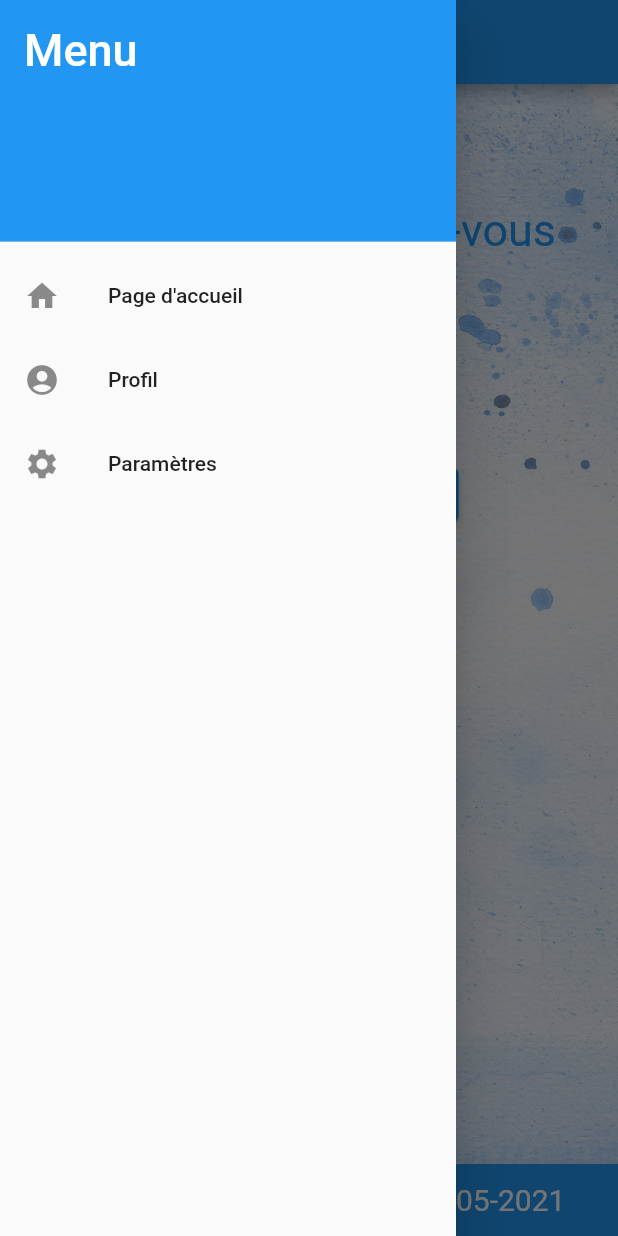
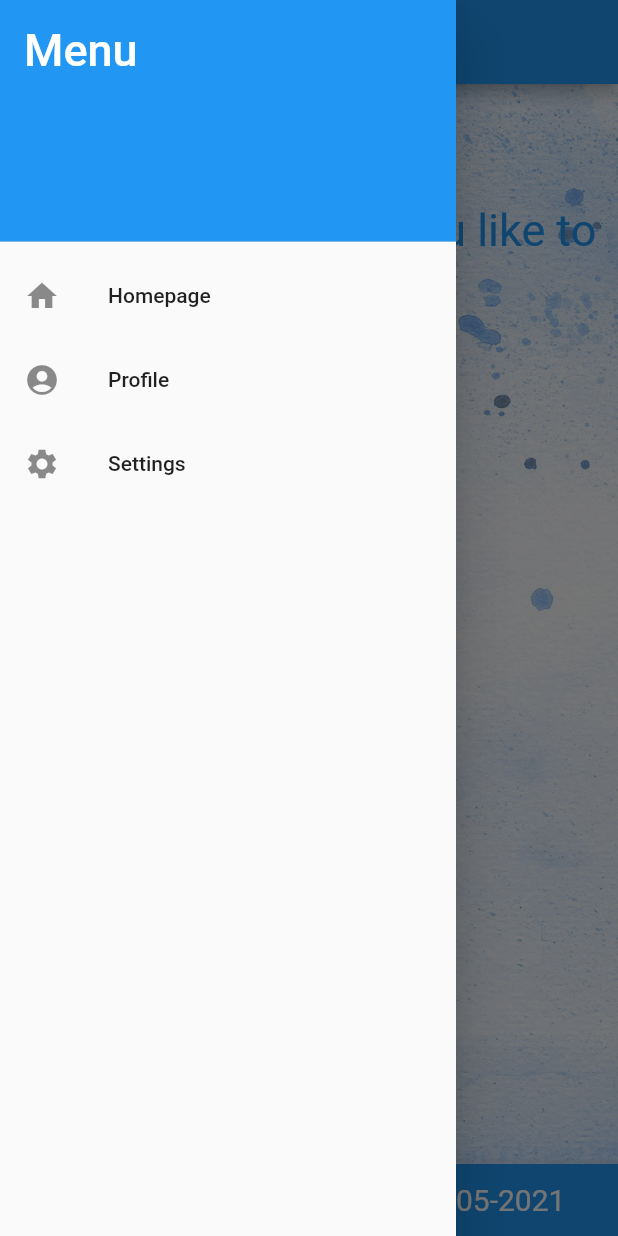
Before and after one commit to desbaram/TER_Cusin_Desbarats, a Flutter app: the screen it shows after launch, with the side drawer open, on a phone screen of 412 x 824 dp. Run offline on Flutter 3.47's test engine with Material 2 defaults, Android fonts, the phone set to English and light mode, and no system bars; our stand-ins replace date_format, syncfusion_flutter_calendar; missing offline and left inert: syncfusion_localizations; generated files the repository leaves out were written again.

Commit message:
Implémentation de la détection de langage et traduction automatique de l'app. Reste à rendre un switch possible.

```diff
--- /dev/null
+++ b/l10n.yaml
@@ -0,0 +1,3 @@
+arb-dir: lib/l10n
+template-arb-file: app_en.arb
+output-localization-file: app_localizations.dart
--- a/lib/home.dart
+++ b/lib/home.dart
@@ -1,6 +1,7 @@
 import 'dart:core';
 
 import 'package:flutter/material.dart';
+import 'package:flutter_gen/gen_l10n/app_localizations.dart';
 
 import 'avatar.dart';
 import 'main.dart';
@@ -17,7 +18,7 @@ class HomeState extends State {
   Widget build(BuildContext context) {
     return MainScaffold(
       //todo: changer pour interpoler
-      title: "Page d'accueil", //nom inscrit sur l'appBar
+      title: AppLocalizations.of(context)!.homePageHeader, //nom inscrit sur l'appBar
       body: Container(
         decoration: BoxDecoration(
           image: DecorationImage(
@@ -27,7 +28,7 @@ class HomeState extends State {
           margin: const EdgeInsets.only(left: 10.0, right: 10.0, top: 80.0),
           //marge pour que les éléments ne soient pas collés au bord de page
           child: Column(children: [
-            Text("Bonjour, que voulez-vous faire ?",
+            Text(AppLocalizations.of(context)!.welcomeMessage,
                 textAlign: TextAlign.center,
                 style: TextStyle(
                   color: Colors.blue,
@@ -39,8 +40,8 @@ class HomeState extends State {
             if (heure > 11) //heure à laquelle apparait la question donc 12h
               ElevatedButton(
                 //bouton qui permet d'accéder à la question quotidienne
-                //todo:
-                child: Text("Répondre à la question du jour",
+
+                child: Text(AppLocalizations.of(context)!.answerMessage,
                     style: TextStyle(
                       fontSize: 20,
                       color: Colors.white,
@@ -60,8 +61,7 @@ class HomeState extends State {
             ),
             ElevatedButton(
               //bouton qui permet d'accéder au journal
-              //todo
-              child: Text("Accéder au journal",
+              child: Text(AppLocalizations.of(context)!.accessLogMessage,
                   style: TextStyle(
                     fontSize: 20,
                     color: Colors.white,
--- /dev/null
+++ b/lib/l10n/app_en.arb
@@ -0,0 +1,27 @@
+{
+    "@@locale" : "en",
+    "helloWorld" : "Hello World!",
+    "homeName" : "Homepage",
+    "menuName" : "Menu",
+    "profileName" : "Profile",
+    "parametersName" : "Settings",
+
+    "homePageHeader" : "Homepage",
+    "questionPageHeader" : "Mikou-Chan",
+    "profilePageHeader" : "My Profile",
+    "parametersPageHeader" : "Settings",
+    "languagePageHeader" : "Languages",
+    "avatarPageHeader" : "Avatar",
+
+    "welcomeMessage" : "Hello! What would you like to do?",
+    "answerMessage" : "Answer today's question",
+    "accessLogMessage" : "Access the log",
+
+    "languageQuestion" : "What language would you like to us?",
+    "avatarQuestion" : "Pick an avatar",
+
+    "doNotWishToAnswer" : "I do not wish to answer this question.",
+
+    "languageOption" : "Languages",
+    "avatarOption" : "Avatar"
+}
--- a/lib/main.dart
+++ b/lib/main.dart
@@ -2,6 +2,8 @@ import 'dart:core';
 
 import 'package:date_format/date_format.dart';
 import 'package:flutter/material.dart';
+import 'package:flutter_gen/gen_l10n/app_localizations.dart';
+import 'package:flutter_localizations/flutter_localizations.dart';
 
 import 'account.dart';
 import 'answerFr.dart';
@@ -19,6 +21,18 @@ class MyApp extends StatelessWidget {
   Widget build(BuildContext context) {
     return MaterialApp(
       title: 'Mon compagnon virtuel',
+      //Ce qui suit permet de gérer la localisation
+      localizationsDelegates: [
+        AppLocalizations.delegate,
+        GlobalMaterialLocalizations.delegate,
+        GlobalWidgetsLocalizations.delegate,
+        GlobalCupertinoLocalizations.delegate,
+      ],
+      supportedLocales: [
+        const Locale('en', 'UK'),
+        const Locale('fr', 'FR'),
+        const Locale('ja', 'JP'),
+      ],
       initialRoute: '/',
       routes: {
         //routes pour naviguer entre les pages
@@ -29,7 +43,7 @@ class MyApp extends StatelessWidget {
         '/noAnswer_Fr': (context) => NoAnswerFr(),
         '/accountFr': (context) => AccountPage(),
         '/settingsFr': (context) => SettingsPage(),
-        '/choixFr': (context) => ChoixFr(),
+        '/choixFr': (context) => ChoicePage(),
         '/avatarFr': (context) => Avatar(),
         '/journalFr': (context) => JournalPage(),
       },
@@ -49,7 +63,7 @@ class DrawerMenu extends StatelessWidget {
               color: Colors.blue,
             ),
             child: Text(
-              'Menu',
+              AppLocalizations.of(context)!.menuName,
               style: TextStyle(
                 color: Colors.white,
                 fontSize: 30,
@@ -59,7 +73,7 @@ class DrawerMenu extends StatelessWidget {
           ListTile(
             //première option du menu
             leading: Icon(Icons.home), //son icône
-            title: Text("Page d'accueil"), //son nom
+            title: Text(AppLocalizations.of(context)!.homeName), //son nom
             onTap: () {
               Navigator.pushNamed(
                 context,
@@ -70,7 +84,7 @@ class DrawerMenu extends StatelessWidget {
           ListTile(
             //deuxième option du menu
             leading: Icon(Icons.account_circle), //son icône
-            title: Text('Profil'), //son nom
+            title: Text(AppLocalizations.of(context)!.profileName), //son nom
             onTap: () {
               Navigator.pushNamed(
                 context,
@@ -81,7 +95,7 @@ class DrawerMenu extends StatelessWidget {
           ListTile(
             //troisième option du menu
             leading: Icon(Icons.settings), //son icône
-            title: Text('Paramètres'), //son nom
+            title: Text(AppLocalizations.of(context)!.parametersName), //son nom
             onTap: () {
               Navigator.pushNamed(
                 context,
--- a/lib/question.dart
+++ b/lib/question.dart
@@ -1,6 +1,7 @@
 import 'dart:core';
 
 import 'package:flutter/material.dart';
+import 'package:flutter_gen/gen_l10n/app_localizations.dart';
 
 import 'avatar.dart';
 import 'main.dart';
@@ -45,7 +46,7 @@ class QuestionPageState extends State {
 
   Widget build(BuildContext context) {
     return MainScaffold(
-      title: "Mikou-chan", //nom de la page sur l'appBar (barre d'outils du haut)
+      title: AppLocalizations.of(context)!.questionPageHeader, //nom de la page sur l'appBar (barre d'outils du haut)
       body: Container(
         decoration: BoxDecoration(
           image: DecorationImage(
@@ -91,6 +92,7 @@ class QuestionPageState extends State {
               if (heure > 11) //la réponse apparait à la même heure que la question donc 12h
                 ElevatedButton(
                   //un bouton pour la réponse négative
+                  //todo: récupérer les réponses proprements et les insérer ici avec la bonne langue
                   child: Text(repN[i],
                       style: TextStyle(
                         fontSize: 20,
@@ -114,7 +116,7 @@ class QuestionPageState extends State {
             if (heure > 11) //la réponse apparait à la même heure que la question donc 12h
               ElevatedButton(
                 //un bouton pour ceux qui ne souhaite pas répondre à cette question
-                child: Text("Je ne souhaite pas répondre",
+                child: Text(AppLocalizations.of(context)!.doNotWishToAnswer,
                     style: TextStyle(
                       fontSize: 20,
                       color: Colors.white,
--- a/pubspec.yaml
+++ b/pubspec.yaml
@@ -47,7 +47,7 @@ dev_dependencies:
 # The following section is specific to Flutter.
 flutter:
 
-
+  generate: true
   # The following line ensures that the Material Icons font is
   # included with your application, so that you can use the icons in
   # the material Icons class.
```
Also changed, not shown: lib/answerFr.dart (+17 -28 lines), lib/l10n/app_fr.arb (added, +27 -0 lines), lib/l10n/app_ja.arb (added, +27 -0 lines), lib/settings.dart (+116 -3 lines), pubspec.lock.
